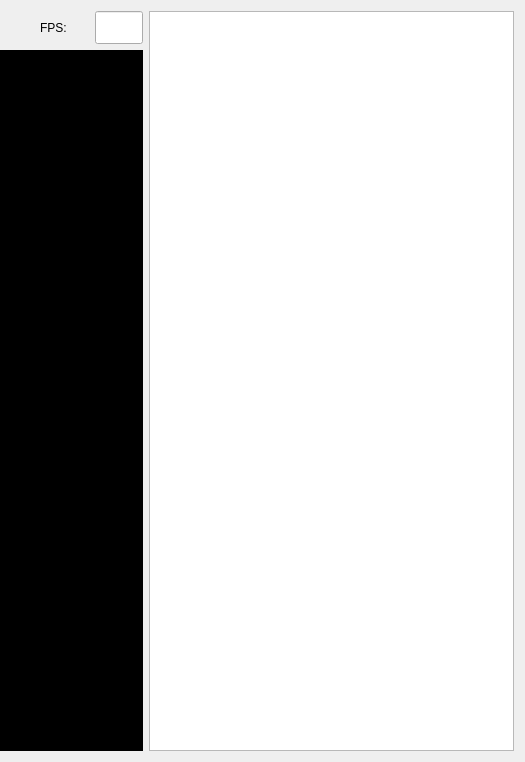
Qt form RPi_Video/mainwindow.ui (sebnor31/RPi_Video) before a commit; both pictures show x 598 to 1123 and y 0 to 762 of the 1123 by 762 pixel window.
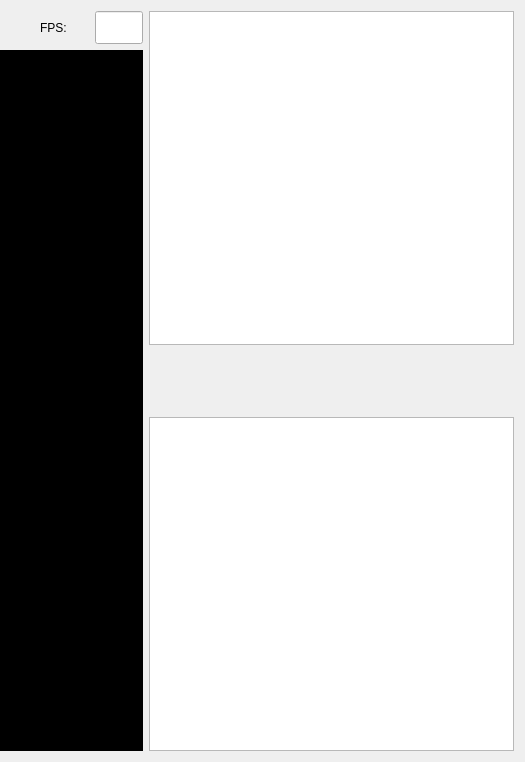
The same form after that commit.

Commit message: Created 2 threads for video and audio streams. Audio is not working due to closing connection

Patch:
```diff
--- a/RPi_Video/mainwindow.ui
+++ b/RPi_Video/mainwindow.ui
@@ -92,9 +92,25 @@
      </layout>
     </item>
     <item>
-     <layout class="QVBoxLayout" name="verticalLayout_2" stretch="0">
+     <layout class="QVBoxLayout" name="verticalLayout_2" stretch="5,1,5">
       <item>
-       <widget class="QTextBrowser" name="logger"/>
+       <widget class="QTextBrowser" name="videoLogger"/>
+      </item>
+      <item>
+       <spacer name="verticalSpacer">
+        <property name="orientation">
+         <enum>Qt::Vertical</enum>
+        </property>
+        <property name="sizeHint" stdset="0">
+         <size>
+          <width>20</width>
+          <height>40</height>
+         </size>
+        </property>
+       </spacer>
+      </item>
+      <item>
+       <widget class="QTextBrowser" name="audioLogger"/>
       </item>
      </layout>
     </item>
```
The commit also changes 7 other files.
